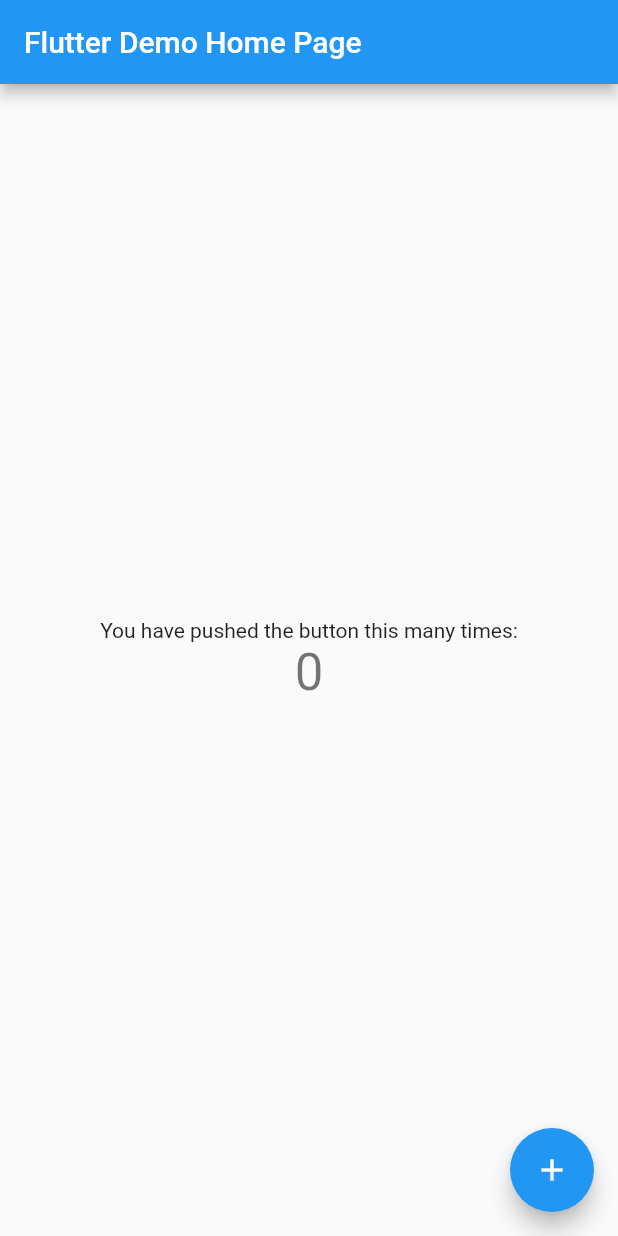
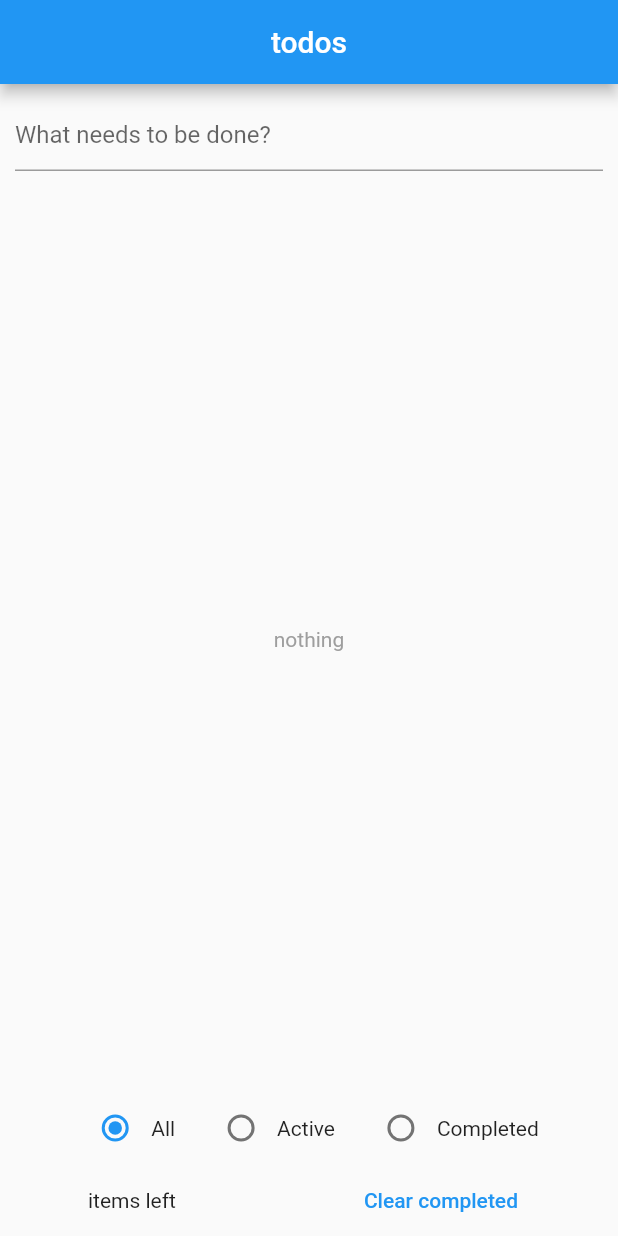
Before and after one commit to muahoacaivang/todomvc, a Flutter app: the screen it shows after launch, on a phone screen of 412 x 824 dp. Run offline on Flutter 3.47's test engine with Material 2 defaults, Android fonts, the phone set to English and light mode, and no system bars; our stand-ins replace get.

Commit message:
todo list

```diff
--- a/lib/main.dart
+++ b/lib/main.dart
@@ -1,4 +1,6 @@
 import 'package:flutter/material.dart';
+import 'package:get/get.dart';
+import 'todo/todo_view.dart';
 
 void main() {
   runApp(const MyApp());
@@ -10,7 +12,7 @@
   // This widget is the root of your application.
   @override
   Widget build(BuildContext context) {
-    return MaterialApp(
+    return GetMaterialApp(
       title: 'Flutter Demo',
       theme: ThemeData(
         // This is the theme of your application.
@@ -24,92 +26,7 @@
         // is not restarted.
         primarySwatch: Colors.blue,
       ),
-      home: const MyHomePage(title: 'Flutter Demo Home Page'),
+      home: TodoPage(),
     );
   }
 }
-
-class MyHomePage extends StatefulWidget {
-  const MyHomePage({super.key, required this.title});
-
-  // This widget is the home page of your application. It is stateful, meaning
-  // that it has a State object (defined below) that contains fields that affect
-  // how it looks.
-
-  // This class is the configuration for the state. It holds the values (in this
-  // case the title) provided by the parent (in this case the App widget) and
-  // used by the build method of the State. Fields in a Widget subclass are
-  // always marked "final".
-
-  final String title;
-
-  @override
-  State<MyHomePage> createState() => _MyHomePageState();
-}
-
-class _MyHomePageState extends State<MyHomePage> {
-  int _counter = 0;
-
-  void _incrementCounter() {
-    setState(() {
-      // This call to setState tells the Flutter framework that something has
-      // changed in this State, which causes it to rerun the build method below
-      // so that the display can reflect the updated values. If we changed
-      // _counter without calling setState(), then the build method would not be
-      // called again, and so nothing would appear to happen.
-      _counter++;
-    });
-  }
-
-  @override
-  Widget build(BuildContext context) {
-    // This method is rerun every time setState is called, for instance as done
-    // by the _incrementCounter method above.
-    //
-    // The Flutter framework has been optimized to make rerunning build methods
-    // fast, so that you can just rebuild anything that needs updating rather
-    // than having to individually change instances of widgets.
-    return Scaffold(
-      appBar: AppBar(
-        // Here we take the value from the MyHomePage object that was created by
-        // the App.build method, and use it to set our appbar title.
-        title: Text(widget.title),
-      ),
-      body: Center(
-        // Center is a layout widget. It takes a single child and positions it
-        // in the middle of the parent.
-        child: Column(
-          // Column is also a layout widget. It takes a list of children and
-          // arranges them vertically. By default, it sizes itself to fit its
-          // children horizontally, and tries to be as tall as its parent.
-          //
-          // Invoke "debug painting" (press "p" in the console, choose the
-          // "Toggle Debug Paint" action from the Flutter Inspector in Android
-          // Studio, or the "Toggle Debug Paint" command in Visual Studio Code)
-          // to see the wireframe for each widget.
-          //
-          // Column has various properties to control how it sizes itself and
-          // how it positions its children. Here we use mainAxisAlignment to
-          // center the children vertically; the main axis here is the vertical
-          // axis because Columns are vertical (the cross axis would be
-          // horizontal).
-          mainAxisAlignment: MainAxisAlignment.center,
-          children: <Widget>[
-            const Text(
-              'You have pushed the button this many times:',
-            ),
-            Text(
-              '$_counter',
-              style: Theme.of(context).textTheme.headlineMedium,
-            ),
-          ],
-        ),
-      ),
-      floatingActionButton: FloatingActionButton(
-        onPressed: _incrementCounter,
-        tooltip: 'Increment',
-        child: const Icon(Icons.add),
-      ), // This trailing comma makes auto-formatting nicer for build methods.
-    );
-  }
-}
--- /dev/null
+++ b/lib/todo/todo_controller.dart
@@ -0,0 +1,23 @@
+import 'package:flutter/material.dart';
+import 'package:flutter/services.dart';
+import 'package:get/get.dart';
+import 'todo_model.dart';
+
+class TodoController extends GetxController {
+  List<TodoModel> todoModels = [];
+  TextEditingController textController = TextEditingController();
+  FocusNode descFocusNode = FocusNode();
+  int showType = 0;
+
+  void add(String todoDesc){
+    if(todoDesc.length > 0) {
+      TodoModel todoModel = TodoModel(todoDesc);
+      todoModels.insert(0, todoModel);
+    }
+    textController.text = '';
+    descFocusNode.unfocus();
+
+    update(["todos"]);
+  }
+
+}
--- /dev/null
+++ b/lib/todo/todo_model.dart
@@ -0,0 +1,8 @@
+
+
+class TodoModel{
+  String todoDesc;
+  bool isDone;
+
+  TodoModel(this.todoDesc,{this.isDone=false});
+}
--- /dev/null
+++ b/lib/todo/todo_view.dart
@@ -0,0 +1,113 @@
+import 'package:flutter/material.dart';
+import 'package:get/get.dart';
+
+import 'todo_controller.dart';
+
+class TodoPage extends StatelessWidget {
+  TodoPage({Key? key}) : super(key: key);
+  final controller = Get.put(TodoController());
+
+  @override
+  Widget build(BuildContext context) {
+    return GetBuilder<TodoController>(
+        id: "todos",
+        builder: (_) {
+          return Scaffold(
+            appBar: AppBar(
+              title: Text('todos'),
+              centerTitle: true,
+            ),
+            body: Column(
+              mainAxisSize: MainAxisSize.min,
+              children: [
+                Container(
+                  padding: EdgeInsets.all(10),
+                  child: TextField(
+                    decoration: InputDecoration(
+                      hintText: 'What needs to be done?',
+                    ),
+                    controller: controller.textController,
+                    focusNode: controller.descFocusNode,
+                    textInputAction:TextInputAction.next,
+                    onSubmitted: (string){
+                      controller.add(string);
+                    },
+                  ),
+                ),
+                Expanded(
+                    child: controller.todoModels.length>0?ListView.separated(
+                        separatorBuilder: (context, index) {
+                          return const Divider(
+                            height: 1,
+                          );
+                        },
+                        itemBuilder: (BuildContext context, int index) {
+                          return Container(
+                            padding: EdgeInsets.all(10),
+                            child: Text(controller.todoModels[index].todoDesc),
+                          );
+                        },
+                        itemCount:controller.todoModels.length
+                    ):Center(child: Text('nothing',style: TextStyle(color: Colors.grey),),)
+                ),
+                SafeArea(
+                    child: Column(
+                      children: [
+                        Row(
+                          mainAxisAlignment: MainAxisAlignment.center,
+                          children: [
+
+                            Radio(
+                              value: 0,
+                              groupValue: controller.showType,
+                              onChanged: (value) {
+
+                              },
+                            ),
+                            Text("All"),
+                            SizedBox(width: 20),
+
+                            Radio(
+                              value: 1,
+                              groupValue: controller.showType,
+                              onChanged: (value) {
+
+                              },
+                            ),
+                            Text("Active"),
+                            SizedBox(width: 20),
+
+                            Radio(
+                              value: 2,
+                              groupValue: controller.showType,
+                              onChanged: (value) {
+
+                              },
+                            ),
+                            Text("Completed"),
+                          ],
+                        ),
+                        Row(
+                          mainAxisAlignment: MainAxisAlignment.spaceAround,
+                          children: [
+                            Text('items left'),
+                            TextButton(
+                                onPressed: (){
+
+                                },
+                                child: Text('Clear completed')
+                            )
+                          ],
+                        )
+                      ],
+                    )
+                ),
+
+              ],
+            )
+
+          );
+        }
+    );
+  }
+}
--- a/pubspec.yaml
+++ b/pubspec.yaml
@@ -35,6 +35,7 @@
   # The following adds the Cupertino Icons font to your application.
   # Use with the CupertinoIcons class for iOS style icons.
   cupertino_icons: ^1.0.2
+  get:
 
 dev_dependencies:
   flutter_test:
```
